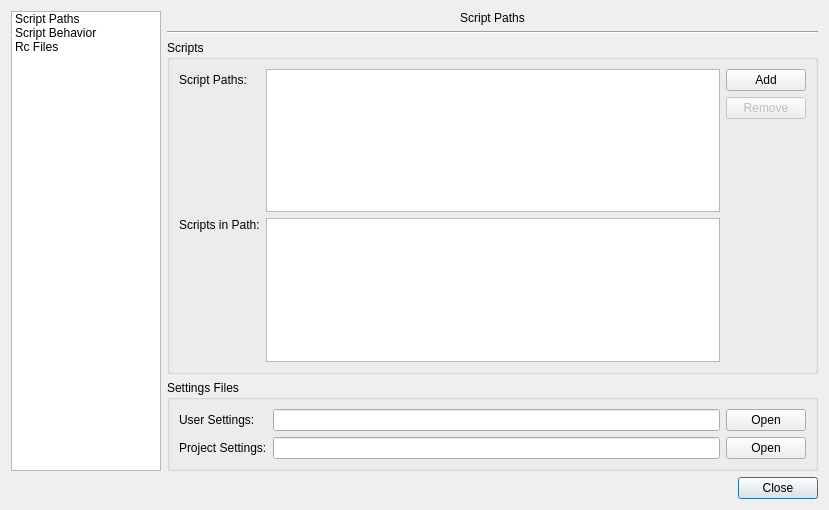
KDAB/knut, file src/gui/optionsdialog.ui: the form before one commit.
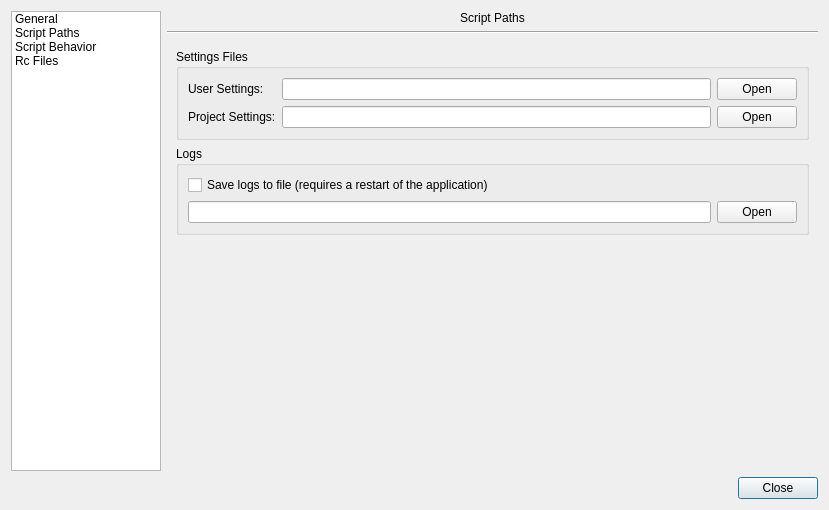
The form after the commit.

```diff
--- a/src/gui/optionsdialog.ui
+++ b/src/gui/optionsdialog.ui
@@ -47,6 +47,11 @@
      <property name="currentRow">
       <number>-1</number>
      </property>
+     <item>
+      <property name="text">
+       <string>General</string>
+      </property>
+     </item>
      <item>
       <property name="text">
        <string>Script Paths</string>
@@ -93,6 +98,110 @@
       <number>0</number>
      </property>
      <widget class="QWidget" name="stackedWidgetPage1">
+      <layout class="QGridLayout" name="gridLayout_9">
+       <item row="0" column="0">
+        <widget class="QGroupBox" name="generalSettingsFilesGroupBox">
+         <property name="title">
+          <string>Settings Files</string>
+         </property>
+         <layout class="QGridLayout" name="gridLayout_2">
+          <item row="0" column="1">
+           <widget class="QLineEdit" name="userPath">
+            <property name="minimumSize">
+             <size>
+              <width>200</width>
+              <height>0</height>
+             </size>
+            </property>
+            <property name="readOnly">
+             <bool>true</bool>
+            </property>
+           </widget>
+          </item>
+          <item row="0" column="2">
+           <widget class="QPushButton" name="openUserButton">
+            <property name="text">
+             <string>Open</string>
+            </property>
+           </widget>
+          </item>
+          <item row="1" column="0">
+           <widget class="QLabel" name="projectSettingsLabel">
+            <property name="text">
+             <string>Project Settings:</string>
+            </property>
+           </widget>
+          </item>
+          <item row="1" column="1">
+           <widget class="QLineEdit" name="projectPath">
+            <property name="readOnly">
+             <bool>true</bool>
+            </property>
+           </widget>
+          </item>
+          <item row="0" column="0">
+           <widget class="QLabel" name="userSettingsLabel">
+            <property name="text">
+             <string>User Settings:</string>
+            </property>
+           </widget>
+          </item>
+          <item row="1" column="2">
+           <widget class="QPushButton" name="openProjectButton">
+            <property name="text">
+             <string>Open</string>
+            </property>
+           </widget>
+          </item>
+         </layout>
+        </widget>
+       </item>
+       <item row="1" column="0">
+        <widget class="QGroupBox" name="GeneralLogsGroupBox">
+         <property name="title">
+          <string>Logs</string>
+         </property>
+         <layout class="QGridLayout" name="gridLayout_3">
+          <item row="0" column="0">
+           <widget class="QCheckBox" name="saveLogsToFile">
+            <property name="text">
+             <string>Save logs to file (requires a restart of the application)</string>
+            </property>
+           </widget>
+          </item>
+          <item row="1" column="0">
+           <widget class="QLineEdit" name="logFilePath">
+            <property name="readOnly">
+             <bool>true</bool>
+            </property>
+           </widget>
+          </item>
+          <item row="1" column="1">
+           <widget class="QPushButton" name="openLogFileButton">
+            <property name="text">
+             <string>Open</string>
+            </property>
+           </widget>
+          </item>
+         </layout>
+        </widget>
+       </item>
+       <item row="2" column="0">
+        <spacer name="verticalSpacer_2">
+         <property name="orientation">
+          <enum>Qt::Vertical</enum>
+         </property>
+         <property name="sizeHint" stdset="0">
+          <size>
+           <width>20</width>
+           <height>220</height>
+          </size>
+         </property>
+        </spacer>
+       </item>
+      </layout>
+     </widget>
+     <widget class="QWidget" name="stackedWidgetPage2">
       <layout class="QVBoxLayout" name="verticalLayout">
        <property name="leftMargin">
         <number>0</number>
@@ -112,51 +221,21 @@
           <string>Scripts</string>
          </property>
          <layout class="QGridLayout" name="gridLayout">
-          <item row="0" column="2">
-           <widget class="QPushButton" name="addButton">
-            <property name="text">
-             <string>Add</string>
-            </property>
-           </widget>
-          </item>
-          <item row="1" column="2">
-           <widget class="QPushButton" name="removeButton">
-            <property name="enabled">
-             <bool>false</bool>
-            </property>
-            <property name="text">
-             <string>Remove</string>
-            </property>
-           </widget>
-          </item>
-          <item row="0" column="1" rowspan="3">
-           <widget class="QListWidget" name="scriptPathList"/>
-          </item>
-          <item row="0" column="0">
+          <item row="1" column="0">
            <widget class="QLabel" name="label_3">
             <property name="text">
              <string>Script Paths:</string>
             </property>
            </widget>
           </item>
-          <item row="3" column="1">
+          <item row="4" column="1">
            <widget class="QListView" name="scriptsList">
             <property name="editTriggers">
              <set>QAbstractItemView::NoEditTriggers</set>
             </property>
            </widget>
           </item>
-          <item row="3" column="0">
-           <widget class="QLabel" name="label_4">
-            <property name="text">
-             <string>Scripts in Path:</string>
-            </property>
-            <property name="alignment">
-             <set>Qt::AlignLeading|Qt::AlignLeft|Qt::AlignTop</set>
-            </property>
-           </widget>
-          </item>
-          <item row="2" column="2">
+          <item row="3" column="2">
            <spacer name="verticalSpacer">
             <property name="orientation">
              <enum>Qt::Vertical</enum>
@@ -169,63 +248,39 @@
             </property>
            </spacer>
           </item>
-         </layout>
-        </widget>
-       </item>
-       <item>
-        <widget class="QGroupBox" name="groupBox_2">
-         <property name="title">
-          <string>Settings Files</string>
-         </property>
-         <layout class="QGridLayout" name="gridLayout_2">
-          <item row="0" column="1">
-           <widget class="QLineEdit" name="userPath">
-            <property name="minimumSize">
-             <size>
-              <width>200</width>
-              <height>0</height>
-             </size>
+          <item row="2" column="2">
+           <widget class="QPushButton" name="removeButton">
+            <property name="enabled">
+             <bool>false</bool>
             </property>
-            <property name="readOnly">
-             <bool>true</bool>
-            </property>
-           </widget>
-          </item>
-          <item row="0" column="2">
-           <widget class="QPushButton" name="openUserButton">
             <property name="text">
-             <string>Open</string>
-            </property>
-           </widget>
-          </item>
-          <item row="1" column="0">
-           <widget class="QLabel" name="label_2">
-            <property name="text">
-             <string>Project Settings:</string>
-            </property>
-           </widget>
-          </item>
-          <item row="1" column="1">
-           <widget class="QLineEdit" name="projectPath">
-            <property name="readOnly">
-             <bool>true</bool>
-            </property>
-           </widget>
-          </item>
-          <item row="0" column="0">
-           <widget class="QLabel" name="label">
-            <property name="text">
-             <string>User Settings:</string>
+             <string>Remove</string>
             </property>
            </widget>
           </item>
           <item row="1" column="2">
-           <widget class="QPushButton" name="openProjectButton">
+           <widget class="QPushButton" name="addButton">
             <property name="text">
-             <string>Open</string>
+             <string>Add</string>
             </property>
            </widget>
           </item>
+          <item row="1" column="1" rowspan="3">
+           <widget class="QListWidget" name="scriptPathList"/>
+          </item>
+          <item row="4" column="0">
+           <widget class="QLabel" name="label_4">
+            <property name="text">
+             <string>Scripts in Path:</string>
+            </property>
+            <property name="alignment">
+             <set>Qt::AlignLeading|Qt::AlignLeft|Qt::AlignTop</set>
+            </property>
+           </widget>
+          </item>
+          <item row="0" column="1">
+           <widget class="QWidget" name="widget" native="true"/>
+          </item>
          </layout>
         </widget>
        </item>
```
Left out of the diff: 4 changed lines with no effect on the pictures.
